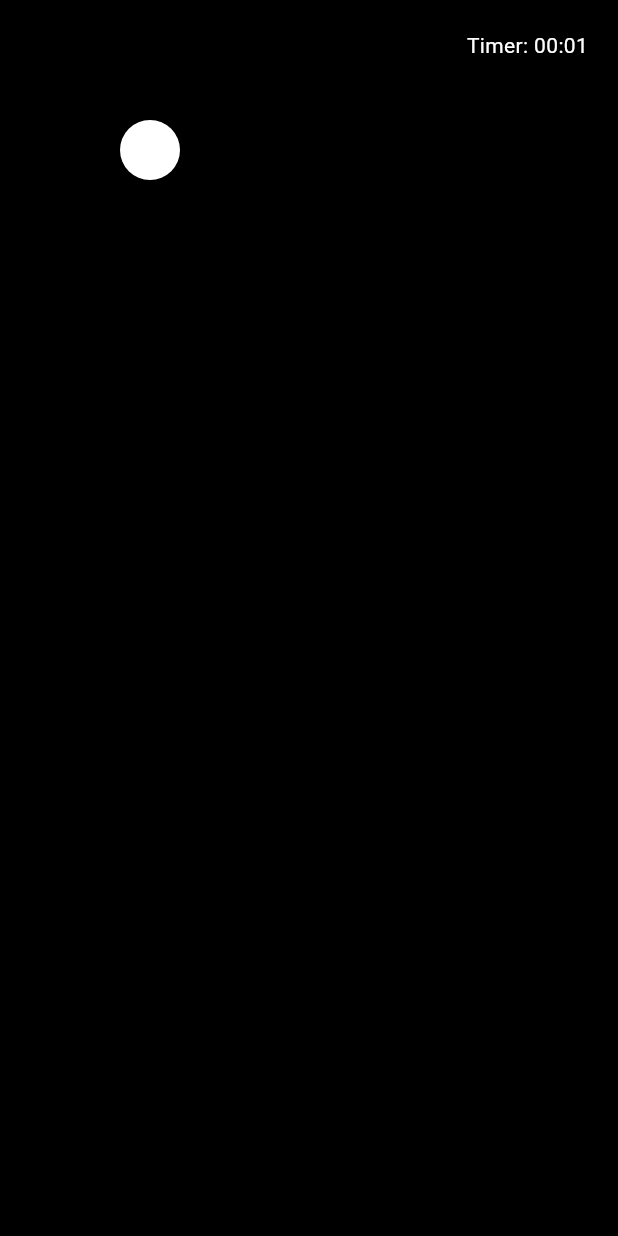
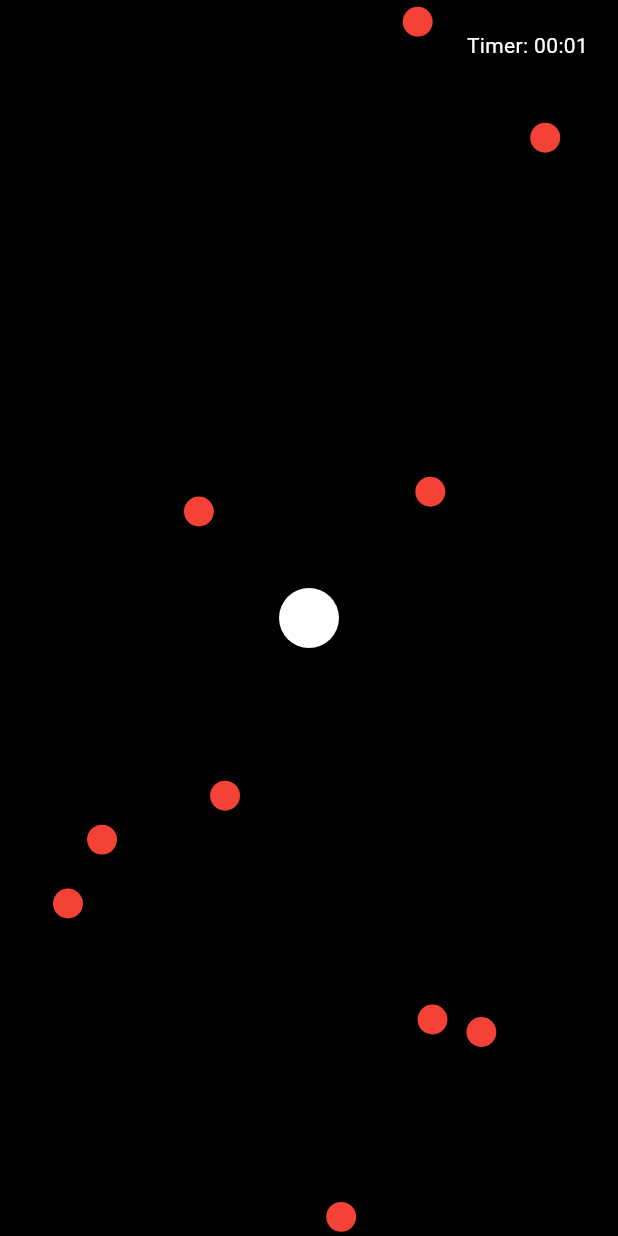
Before and after one commit to gauravpatil1/asteroids_game, a Flutter app: the HomeScreen screen opened directly, after a tap on "Start Game", on a phone screen of 412 x 824 dp. Run offline on Flutter 3.47's test engine with Material 3 defaults, Android fonts, the light colour scheme and no system bars.

Commit message:
level 2-3 - added moving asteroids

```diff
--- a/lib/domain/usecases/game_usecase.dart
+++ b/lib/domain/usecases/game_usecase.dart
@@ -1 +1,48 @@
-class GameUsecase {}
+import 'dart:math';
+import 'dart:ui';
+
+import 'package:asteroids_game/domain/entities/asteroid.dart';
+
+class GameUsecase {
+  final Random _random = Random();
+  late Size _screenSize;
+  late DateTime gameStartTime;
+  late DateTime gameCurrentTime;
+  late double minAsteroidSize;
+  late double maxAsteroidSize;
+
+  void setScreenSize(Size size) {
+    _screenSize = size;
+  }
+
+  List<Asteroid>? generateAsteroids(int currentAsteroid) {
+    if (currentAsteroid == 0) {
+      //generate asteroids initially
+      return List.generate(
+          10,
+          (_) => Asteroid(
+                x: _random.nextDouble() * _screenSize.width,
+                y: _random.nextDouble() * _screenSize.height,
+                speedX: _random.nextDouble() * 2 - 1,
+                speedY: _random.nextDouble() * 2 - 1,
+                size: randomDouble(minAsteroidSize, maxAsteroidSize),
+              ));
+    }
+    return [];
+  }
+
+  void updateAsteroids(List<Asteroid> asteroids) {
+    for (var asteroid in asteroids) {
+      asteroid.x += asteroid.speedX;
+      asteroid.y += asteroid.speedY;
+
+      if (asteroid.x < 0) asteroid.x = _screenSize.width;
+      if (asteroid.x > _screenSize.width) asteroid.x = 0;
+      if (asteroid.y < 0) asteroid.y = _screenSize.height;
+      if (asteroid.y > _screenSize.height) asteroid.y = 0;
+    }
+  }
+}
+
+double randomDouble(double min, double max) =>
+    Random().nextDouble() * (max - min) + min;
--- a/lib/main.dart
+++ b/lib/main.dart
@@ -12,7 +12,7 @@ class MyApp extends StatelessWidget {
   @override
   Widget build(BuildContext context) {
     return const MaterialApp(
-      home: HomeScreen(),
+      home: GameScreen(),
       debugShowCheckedModeBanner: false,
     );
   }
--- a/lib/presentation/game_painter.dart
+++ b/lib/presentation/game_painter.dart
@@ -19,8 +19,14 @@ class GamePainter extends CustomPainter {
     final playerPaint = Paint()
       ..color = Colors.white
       ..style = PaintingStyle.fill;
+    final asteroidPaint = Paint()..color = Colors.red;
 
     canvas.drawCircle(player.offset, 20, playerPaint);
+
+    for (final asteroid in asteroids) {
+      canvas.drawCircle(
+          Offset(asteroid.x, asteroid.y), asteroid.size, asteroidPaint);
+    }
   }
 
   @override
--- a/lib/presentation/game_screen.dart
+++ b/lib/presentation/game_screen.dart
@@ -6,6 +6,7 @@ import 'package:asteroids_game/domain/entities/player.dart';
 import 'package:asteroids_game/domain/usecases/game_usecase.dart';
 import 'package:asteroids_game/presentation/game_painter.dart';
 import 'package:flutter/material.dart';
+import 'package:flutter/scheduler.dart';
 
 class GameScreen extends StatefulWidget {
   const GameScreen({super.key});
@@ -14,36 +15,52 @@ class GameScreen extends StatefulWidget {
   State<GameScreen> createState() => _GameScreenState();
 }
 
-class _GameScreenState extends State<GameScreen> {
-  final Player _player = Player(offset: Offset(100, 100));
+class _GameScreenState extends State<GameScreen>
+    with SingleTickerProviderStateMixin {
+  final Player _player = Player(offset: Offset(0, 0));
   final List<Asteroid> _asteroids = [];
   final List<Bullet> _bullets = [];
 
-  Timer? _timer;
-  int _elapsedSecondsInGame = 0;
-
-  final GameUsecase _gameUsecase = GameUsecase();
+  final GameUsecase _gameUseCase = GameUsecase();
+  late Ticker _ticker;
 
   @override
   void initState() {
     super.initState();
-    _startGame();
-  }
-
-  _startGame() {
-    _timer = Timer.periodic(Duration(seconds: 1), (timer) {
-      setState(() {
-        _elapsedSecondsInGame++;
-      });
+    _ticker = createTicker(_tick);
+    WidgetsBinding.instance.addPostFrameCallback((_) {
+      _player.offset = Offset(MediaQuery.of(context).size.width / 2,
+          MediaQuery.of(context).size.height / 2);
+      _gameUseCase.gameStartTime = DateTime.now();
+      _gameUseCase.gameCurrentTime = DateTime.now();
+      _gameUseCase.minAsteroidSize = 5.0;
+      _gameUseCase.maxAsteroidSize = 50.0;
+      _gameUseCase.setScreenSize(MediaQuery.of(context).size);
+      _asteroids
+          .addAll(_gameUseCase.generateAsteroids(_asteroids.length) ?? []);
+      _ticker.start();
     });
   }
 
-  _endGame() {}
+  String gameTimer = "0:0";
+  int gameTimerInSeconds = 0;
+  _setCurrentGameTime() {
+    final difference =
+        _gameUseCase.gameCurrentTime.difference(_gameUseCase.gameStartTime);
+    final minutes =
+        difference.inMinutes.remainder(60).toString().padLeft(2, '0');
+    final seconds =
+        difference.inSeconds.remainder(60).toString().padLeft(2, '0');
+    gameTimer = '$minutes:$seconds';
+    gameTimerInSeconds = difference.inSeconds;
+  }
 
-  String _formattedTime() {
-    final minutes = (_elapsedSecondsInGame ~/ 60).toString().padLeft(2, '0');
-    final seconds = (_elapsedSecondsInGame % 60).toString().padLeft(2, '0');
-    return '$minutes:$seconds';
+  void _tick(Duration duration) {
+    setState(() {
+      _gameUseCase.gameCurrentTime = DateTime.now();
+      _setCurrentGameTime();
+      _gameUseCase.updateAsteroids(_asteroids);
+    });
   }
 
   void _updatePosition(PointerEvent details) {
@@ -73,7 +90,7 @@ class _GameScreenState extends State<GameScreen> {
             child: Container(
               alignment: Alignment.topRight,
               padding: const EdgeInsets.all(20),
-              child: Text('Timer: ${_formattedTime()}',
+              child: Text('Timer: $gameTimer',
                   style: const TextStyle(color: Colors.white)),
             ),
           ),
```
